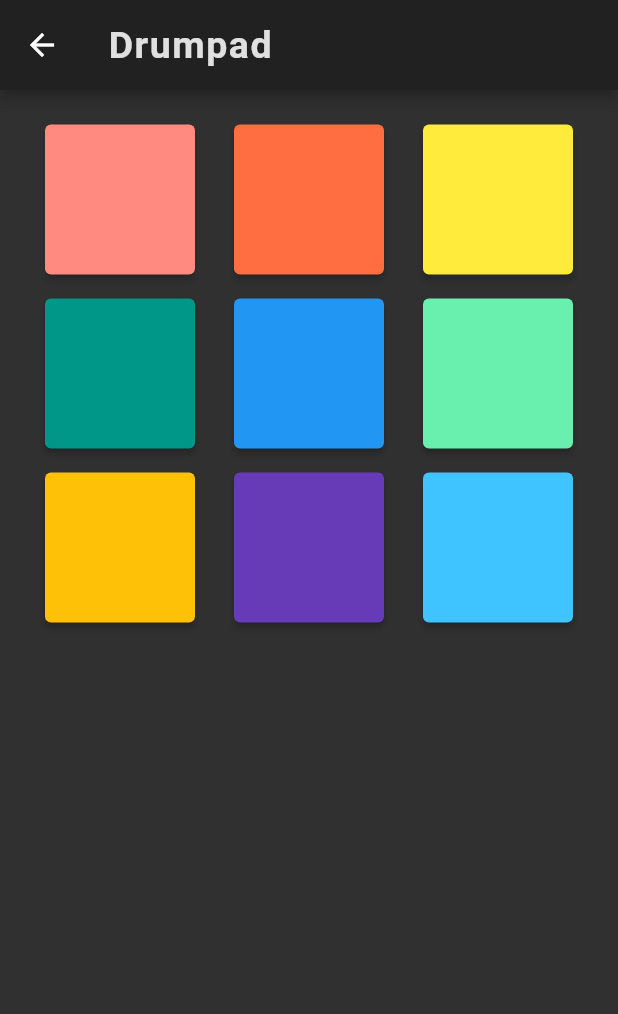
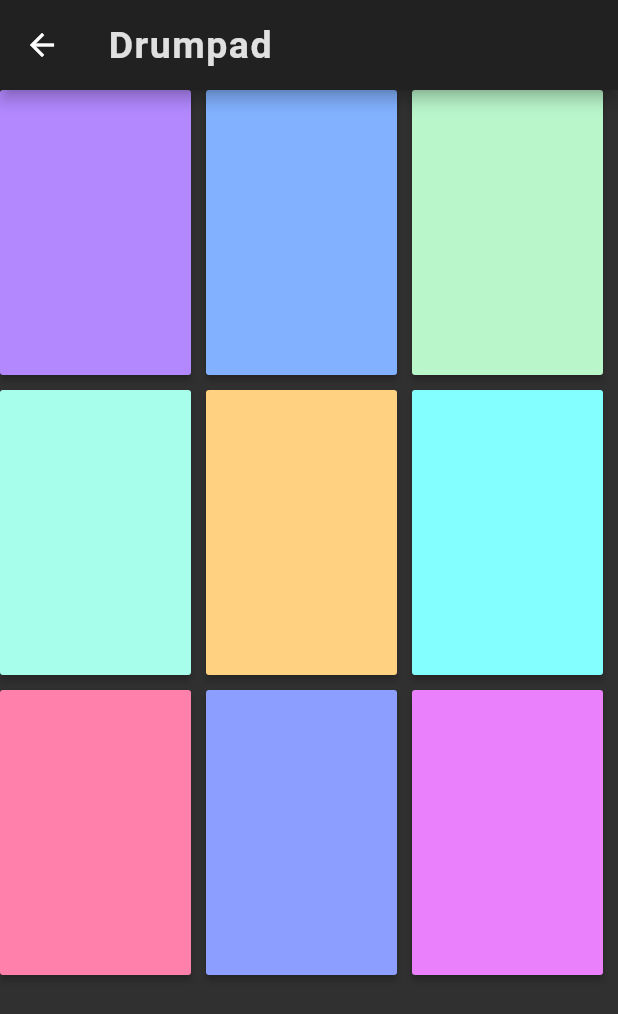
Before and after one commit to Sumukha210/beat, a Flutter app: the DrumPad screen opened by its route, on a phone screen of 412 x 824 dp. Shown: the top 1014 px of the screen. Run offline on Flutter 3.47's test engine with Material 2 defaults, Android fonts, the light colour scheme and no system bars; our stand-ins replace audioplayers.

Commit message:
app is ready

```diff
--- a/lib/drumPad.dart
+++ b/lib/drumPad.dart
@@ -1,7 +1,6 @@
 import 'package:drumpad/components.dart';
 import 'package:drumpad/drumpadBtn.dart';
 import 'package:flutter/material.dart';
-import 'package:flutter/rendering.dart';
 
 class DrumPad extends StatelessWidget {
   @override
@@ -9,24 +8,59 @@ class DrumPad extends StatelessWidget {
     return Scaffold(
         backgroundColor: Colors.grey[850],
         appBar: Components().navBar('Drumpad'),
-        body: SingleChildScrollView(
-          child: Center(
-            child: Container(
-              margin: EdgeInsets.all(15),
-              child: Wrap(
-                spacing: 10,
-                children: <Widget>[
-                  DrumpadBtn(bgColor: Colors.redAccent[100], soundNumber: 1),
-                  DrumpadBtn(bgColor: Colors.deepOrangeAccent, soundNumber: 2),
-                  DrumpadBtn(bgColor: Colors.yellow, soundNumber: 3),
-                  DrumpadBtn(bgColor: Colors.teal, soundNumber: 4),
-                  DrumpadBtn(bgColor: Colors.blue, soundNumber: 5),
-                  DrumpadBtn(bgColor: Colors.greenAccent, soundNumber: 6),
-                  DrumpadBtn(bgColor: Colors.amber, soundNumber: 7),
-                  DrumpadBtn(bgColor: Colors.deepPurple, soundNumber: 10),
-                  DrumpadBtn(bgColor: Colors.lightBlueAccent, soundNumber: 11),
-                ],
-              ),
+        body: Container(
+          child: SingleChildScrollView(
+            child: Column(
+              children: [
+                Row(
+                  children: [
+                    DrumpadBtn(
+                      bgColor: Colors.deepPurpleAccent[100],
+                      soundNumber: 1,
+                    ),
+                    DrumpadBtn(
+                      bgColor: Colors.blueAccent[100],
+                      soundNumber: 2,
+                    ),
+                    DrumpadBtn(
+                      bgColor: Colors.greenAccent[100],
+                      soundNumber: 3,
+                    ),
+                  ],
+                ),
+                Row(
+                  children: [
+                    DrumpadBtn(
+                      bgColor: Colors.tealAccent[100],
+                      soundNumber: 4,
+                    ),
+                    DrumpadBtn(
+                      bgColor: Colors.orangeAccent[100],
+                      soundNumber: 5,
+                    ),
+                    DrumpadBtn(
+                      bgColor: Colors.cyanAccent[100],
+                      soundNumber: 6,
+                    ),
+                  ],
+                ),
+                Row(
+                  children: [
+                    DrumpadBtn(
+                      bgColor: Colors.pinkAccent[100],
+                      soundNumber: 7,
+                    ),
+                    DrumpadBtn(
+                      bgColor: Colors.indigoAccent[100],
+                      soundNumber: 10,
+                    ),
+                    DrumpadBtn(
+                      bgColor: Colors.purpleAccent[100],
+                      soundNumber: 11,
+                    ),
+                  ],
+                ),
+              ],
             ),
           ),
         ));
--- a/lib/drumpadBtn.dart
+++ b/lib/drumpadBtn.dart
@@ -1,18 +1,11 @@
 import 'package:audioplayers/audioplayers.dart';
 import 'package:flutter/material.dart';
 
-class DrumpadBtn extends StatefulWidget {
+class DrumpadBtn extends StatelessWidget {
   final Color bgColor;
   final int soundNumber;
 
   DrumpadBtn({this.bgColor, this.soundNumber});
-
-  @override
-  _DrumpadBtnState createState() => _DrumpadBtnState();
-}
-
-class _DrumpadBtnState extends State<DrumpadBtn> {
-  bool clicked = false;
 
   playSound(int key) async {
     final audioPlayer = AudioCache();
@@ -21,29 +14,22 @@ class _DrumpadBtnState extends State<DrumpadBtn> {
 
   @override
   Widget build(BuildContext context) {
-    return Padding(
-      padding: const EdgeInsets.all(8.0),
-      child: ElevatedButton(
+    return Expanded(
+      child: Container(
+        margin: EdgeInsets.only(right: 10, bottom: 10),
+        child: MaterialButton(
+          highlightElevation: 20,
           onPressed: () {
-            this.playSound(widget.soundNumber);
-            setState(() {
-              clicked = true;
-              Future.delayed(const Duration(milliseconds: 300), () {
-                setState(() {
-                  clicked = false;
-                });
-              });
-            });
+            this.playSound(this.soundNumber);
           },
-          style: ElevatedButton.styleFrom(
-            primary: widget.bgColor,
-            padding: EdgeInsets.all(50),
-            side: BorderSide(
-                color: this.clicked ? Colors.yellowAccent : Colors.transparent,
-                style: BorderStyle.solid,
-                width: 4),
+          height: 190,
+          color: this.bgColor,
+          splashColor: Colors.blue[100],
+          child: Container(
+            color: Colors.red,
           ),
-          child: null),
+        ),
+      ),
     );
   }
 }
```
